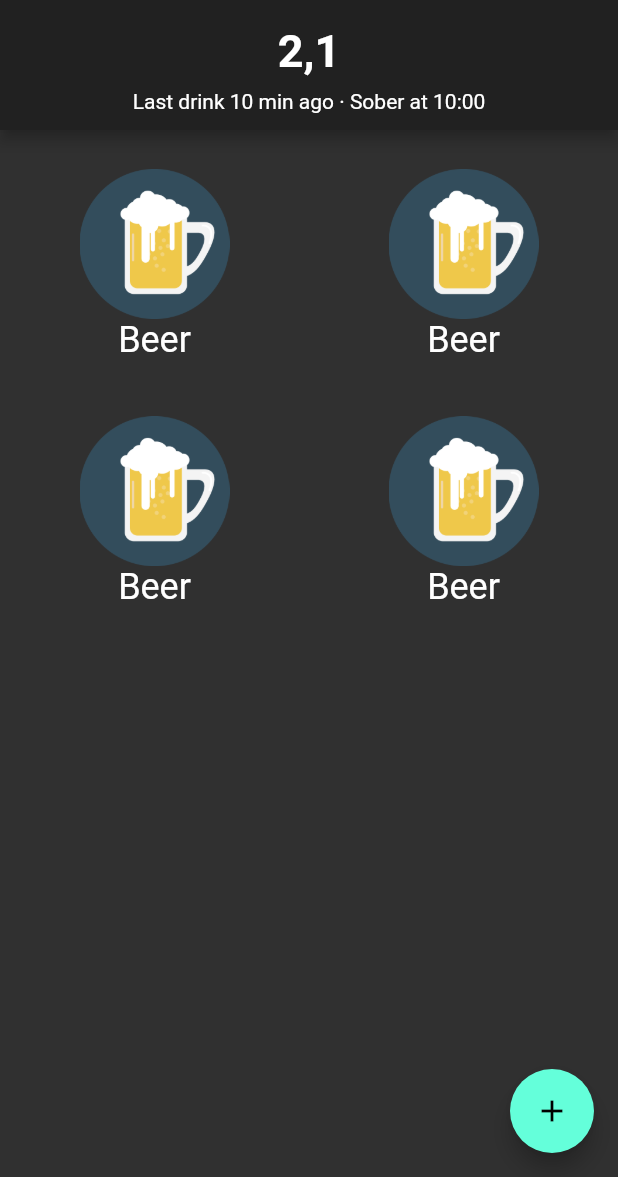
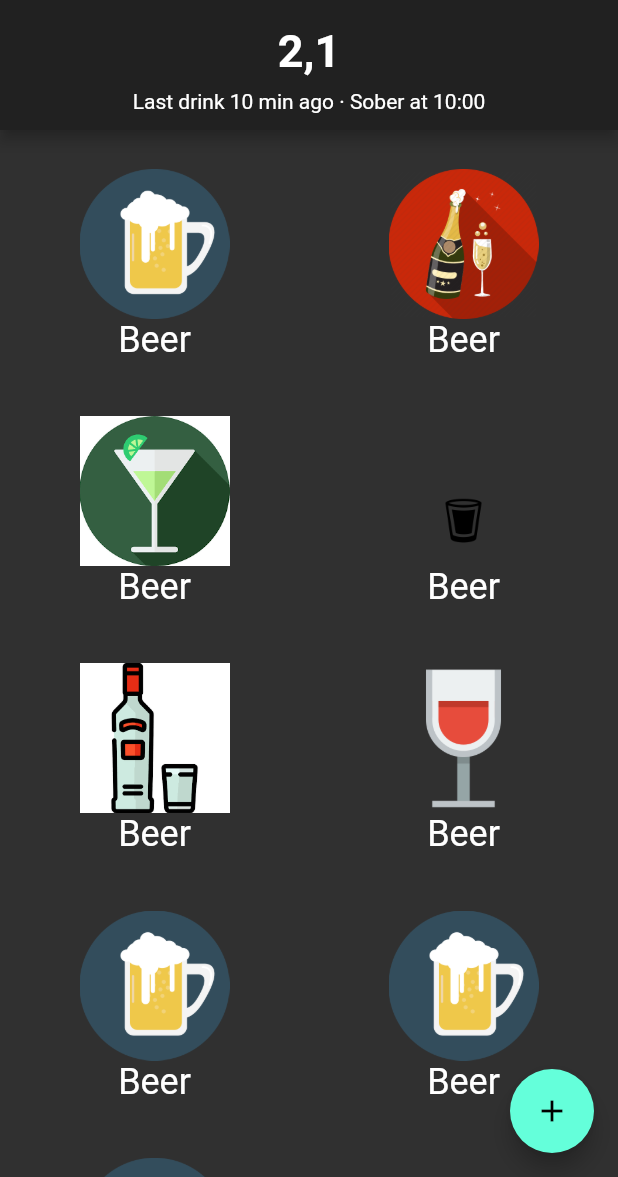
Before and after one commit to MAGSON-dev/alcocalc, a Flutter app: the screen it shows after launch, on a phone screen of 412 x 824 dp, the part 59-1236 px from its top. Run offline on Flutter 3.47's test engine with Material 2 defaults, Android fonts, the phone set to English and light mode, and no system bars; our stand-ins replace shared_preferences.

Commit message:
WORKING ON

```diff
--- a/lib/main.dart
+++ b/lib/main.dart
@@ -1,5 +1,6 @@
 import 'package:Alcocalc/AddDrink.dart';
 import 'package:Alcocalc/settings-screen.dart';
+import 'package:Alcocalc/widgets/DrinkGridElement.dart';
 import 'package:flutter/material.dart';
 
 void main() {
@@ -52,7 +53,8 @@ class _HomePageState extends State<HomePage> {
                   children: <Widget>[
                     Text(
                       '2,1',
-                    style: TextStyle(fontSize: 30, fontWeight: FontWeight.bold),
+                      style:
+                          TextStyle(fontSize: 30, fontWeight: FontWeight.bold),
                     ),
                     Padding(
                       padding: const EdgeInsets.all(8.0),
@@ -77,67 +79,20 @@ class _HomePageState extends State<HomePage> {
           body: GridView.count(
             padding: EdgeInsets.symmetric(vertical: 26),
             crossAxisCount: 2,
+            shrinkWrap: true,
             childAspectRatio: 5 / 4,
             children: <Widget>[
-            Center(
-              child: Column(
-                children: <Widget>[
-                  Image.asset(
-                    'assets/beer.png',
-                    width: 100,
-                  ),
-                  Text(
-                    'Beer',
-                    style: Theme.of(context).textTheme.headline,
-                  ),
+              DrinkGridElement(name: 'Beer', src: 'assets/beer.png'),
+              DrinkGridElement(name: 'Beer', src: 'assets/champagne.png'),
+              DrinkGridElement(name: 'Beer', src: 'assets/drink.png'),
+              DrinkGridElement(name: 'Beer', src: 'assets/shot.jpg'),
+              DrinkGridElement(name: 'Beer', src: 'assets/vodka.png'),
+              DrinkGridElement(name: 'Beer', src: 'assets/wine.png'),
+              DrinkGridElement(name: 'Beer', src: 'assets/beer.png'),
+              DrinkGridElement(name: 'Beer', src: 'assets/beer.png'),
+              DrinkGridElement(name: 'Beer', src: 'assets/beer.png'),
             ],
           ),
-            ),
-            Center(
-              child: Column(
-                children: <Widget>[
-                  Image.asset(
-                    'assets/beer.png',
-                    width: 100,
-                  ),
-                  Text(
-                    'Beer',
-                    style: Theme.of(context).textTheme.headline,
-                  ),
-                ],
-              ),
-            ),
-            Center(
-              child: Column(
-                children: <Widget>[
-                  Image.asset(
-                    'assets/beer.png',
-                    width: 100,
-                  ),
-                  Text(
-                    'Beer',
-                    style: Theme.of(context).textTheme.headline,
-                  ),
-                ],
-              ),
-            ),
-            Center(
-              child: Column(
-                children: <Widget>[
-                  Image.asset(
-                    'assets/beer.png',
-                    width: 100,
-                  ),
-                  Text(
-                    'Beer',
-                    style: Theme.of(context).textTheme.headline,
-                  ),
-                ],
-              ),
-            ),
-          ],
-        ),
-      ),
-    );
+        ));
   }
 }
--- /dev/null
+++ b/lib/widgets/DrinkGridElement.dart
@@ -0,0 +1,27 @@
+import 'package:flutter/material.dart';
+
+class DrinkGridElement extends StatelessWidget {
+
+  final String src;
+  final String name;
+
+  DrinkGridElement({@required this.src, @required this.name});
+
+  @override
+  Widget build(BuildContext context) {
+    return Center(
+      child: Column(
+        children: <Widget>[
+          Image.asset(
+            src,
+            width: 100,
+          ),
+          Text(
+            name,
+            style: Theme.of(context).textTheme.headline,
+          ),
+        ],
+      ),
+    );
+  }
+}
```
Also changed, not shown: assets/champagne.png (added), assets/drink.png (added), assets/shot.jpg (added), assets/vodka.png (added), assets/wine.png (added). Lines whose indentation alone changed are shown as unchanged.
